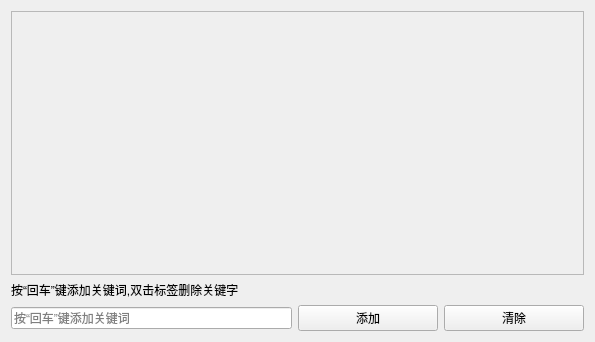
This is src/debuggers/debugger/output/SAKDebuggerOutputHighlighter.ui in x-tools-author/x-tools as Qt 5 draws it before an edit. The edited form follows.
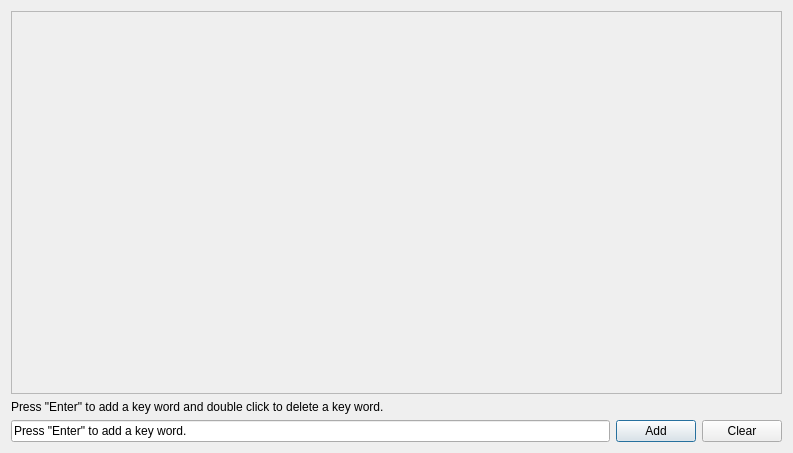
This is the edited form.

Diff of the .ui file:
```diff
--- a/src/debuggers/debugger/output/SAKDebuggerOutputHighlighter.ui
+++ b/src/debuggers/debugger/output/SAKDebuggerOutputHighlighter.ui
@@ -1,34 +1,20 @@
 <?xml version="1.0" encoding="UTF-8"?>
 <ui version="4.0">
  <class>SAKDebuggerOutputHighlighter</class>
- <widget class="QWidget" name="SAKDebuggerOutputHighlighter">
+ <widget class="QDialog" name="SAKDebuggerOutputHighlighter">
   <property name="geometry">
    <rect>
     <x>0</x>
     <y>0</y>
-    <width>595</width>
-    <height>342</height>
+    <width>793</width>
+    <height>453</height>
    </rect>
   </property>
   <property name="windowTitle">
    <string>高亮显示设置</string>
   </property>
   <layout class="QGridLayout" name="gridLayout">
-   <item row="1" column="0" colspan="4">
-    <widget class="QLabel" name="label">
-     <property name="text">
-      <string>按“回车”键添加关键词,双击标签删除关键字</string>
-     </property>
-    </widget>
-   </item>
-   <item row="2" column="3">
-    <widget class="QPushButton" name="pushButtonClear">
-     <property name="text">
-      <string>清除</string>
-     </property>
-    </widget>
-   </item>
-   <item row="0" column="0" colspan="4">
+   <item row="0" column="0" colspan="3">
     <widget class="QScrollArea" name="scrollArea">
      <property name="widgetResizable">
       <bool>true</bool>
@@ -38,8 +24,8 @@
        <rect>
         <x>0</x>
         <y>0</y>
-        <width>575</width>
-        <height>275</height>
+        <width>779</width>
+        <height>403</height>
        </rect>
       </property>
       <layout class="QVBoxLayout" name="verticalLayout">
@@ -75,23 +61,37 @@
      </widget>
     </widget>
    </item>
-   <item row="2" column="2">
-    <widget class="QPushButton" name="pushButtonAdd">
+   <item row="1" column="0" colspan="3">
+    <widget class="QLabel" name="label">
      <property name="text">
-      <string>添加</string>
+      <string>Press &quot;Enter&quot; to add a key word and double click to delete a key word.</string>
      </property>
     </widget>
    </item>
-   <item row="2" column="0" colspan="2">
+   <item row="2" column="0">
     <widget class="QLineEdit" name="lineEdit">
      <property name="text">
-      <string/>
+      <string>Press &quot;Enter&quot; to add a key word.</string>
      </property>
      <property name="placeholderText">
       <string>按“回车”键添加关键词</string>
      </property>
     </widget>
    </item>
+   <item row="2" column="1">
+    <widget class="QPushButton" name="pushButtonAdd">
+     <property name="text">
+      <string>Add</string>
+     </property>
+    </widget>
+   </item>
+   <item row="2" column="2">
+    <widget class="QPushButton" name="pushButtonClear">
+     <property name="text">
+      <string>Clear</string>
+     </property>
+    </widget>
+   </item>
   </layout>
  </widget>
  <resources/>
```
Left out of the diff: 2 changed lines with no effect on the pictures.
